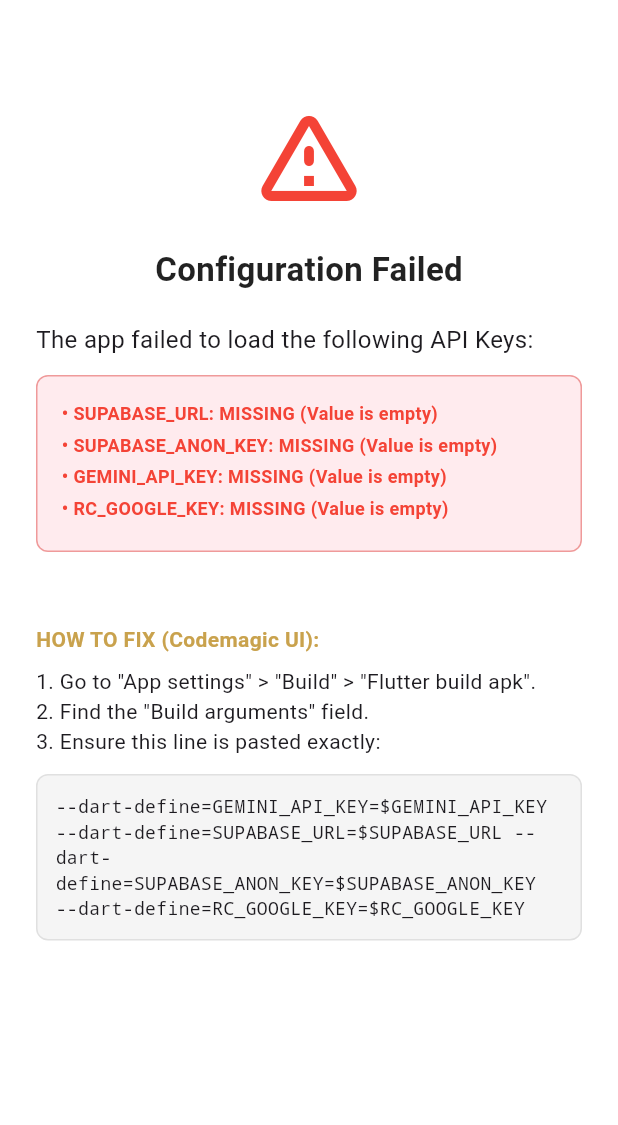
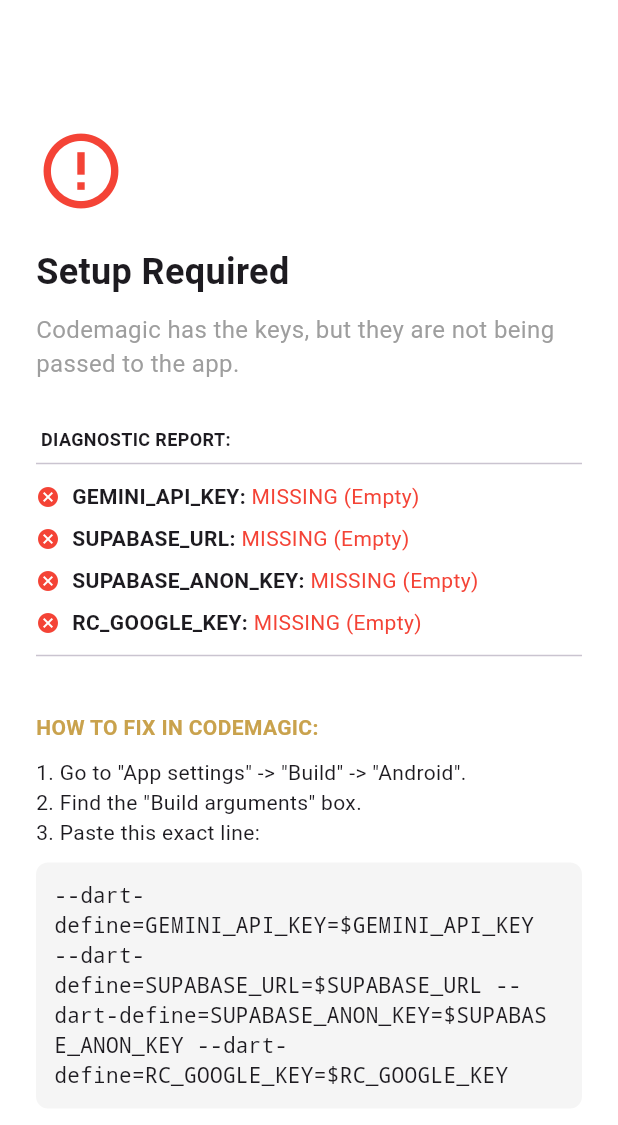
Before and after one commit to L-Kurosaki/Just-Cook-bro, a Flutter app: the screen it shows after launch, on a phone screen of 412 x 824 dp. Shown: the top 1125 px of the screen. Run offline on Flutter 3.47's test engine with Material 3 defaults, Android fonts, the light colour scheme and no system bars; our stand-ins replace google_generative_ai, image_picker, lucide_icons, shared_preferences, supabase_flutter; missing offline and left inert: purchases_flutter, purchases_ui_flutter; accounts and stored records are empty.

Commit message:
Another one

```diff
--- a/lib/main.dart
+++ b/lib/main.dart
@@ -8,14 +8,12 @@
 // ==========================================
 // CONFIGURATION HELPER
 // ==========================================
-// Helper to strip quotes if the CI system adds them (common issue)
 String _getEnv(String key, [String? fallbackKey]) {
   String value = String.fromEnvironment(key);
   if (value.isEmpty && fallbackKey != null) {
     value = String.fromEnvironment(fallbackKey);
   }
-
-  // Strip outer quotes if present (e.g. "KEY" -> KEY)
+  // Strip quotes if CI adds them
   if (value.startsWith('"') && value.endsWith('"')) {
     value = value.substring(1, value.length - 1);
   } else if (value.startsWith("'") && value.endsWith("'")) {
@@ -29,26 +27,36 @@
 // ==========================================
 final String _geminiKey = _getEnv('GEMINI_API_KEY', 'API_KEY');
 final String _supabaseUrl = _getEnv('SUPABASE_URL');
-// Added fallback for 'SUPABASE_KEY' in case user named it simply
 final String _supabaseKey = _getEnv('SUPABASE_ANON_KEY', 'SUPABASE_KEY');
 final String _rcGoogleKey = _getEnv('RC_GOOGLE_KEY');
 
 Future<void> main() async {
   WidgetsFlutterBinding.ensureInitialized();
 
-  // CRITICAL: Check if keys were actually passed during build
-  // We check for empty strings AND unexpanded variables (starting with $)
-  bool isInvalid(String val) => val.isEmpty || val.startsWith('\$');
+  // VALIDATION
+  bool isMissing(String val) => val.isEmpty;
+  bool isNotExpanded(String val) => val.startsWith('\$');
 
-  if (isInvalid(_supabaseUrl) || isInvalid(_supabaseKey) || isInvalid(_geminiKey) || isInvalid(_rcGoogleKey)) {
+  // We only BLOCK startup if critical keys (Supabase/Gemini) are broken.
+  // We allow RevenueCat to fail gracefully so you can at least use the app.
+  bool criticalError = isMissing(_supabaseUrl) || isNotExpanded(_supabaseUrl) ||
+                       isMissing(_supabaseKey) || isNotExpanded(_supabaseKey) ||
+                       isMissing(_geminiKey) || isNotExpanded(_geminiKey);
+
+  if (criticalError) {
     runApp(const ConfigErrorApp());
     return;
   }
 
-  // 1. Initialize Supabase
-  await Supabase.initialize(url: _supabaseUrl, anonKey: _supabaseKey);
+  // 1. Initialize Supabase (Critical)
+  try {
+    await Supabase.initialize(url: _supabaseUrl, anonKey: _supabaseKey);
+  } catch (e) {
+    print("Supabase Init Error: $e");
+    // If Supabase crashes, we might show error app or let it crash
+  }
 
-  // 2. Initialize RevenueCat
+  // 2. Initialize RevenueCat (Non-Critical, will log warning if missing)
   await RevenueCatService().init();
 
   runApp(const JustCookBroApp());
@@ -73,7 +81,9 @@
       );
     }
 
-    final session = Supabase.instance.client.auth.currentSession;
+    // Safety check: Supabase might not be initialized if main failed silently
+    final client = Supabase.instance.client;
+    final session = client.auth.currentSession;
 
     return MaterialApp(
       title: 'Just Cook Bro',
@@ -99,24 +109,22 @@
 
   @override
   Widget build(BuildContext context) {
-    // Determine which keys are missing or broken for the UI
-    final errors = <String>[];
+    // Collect status of all keys
+    final status = <String, String>{};
 
-    void check(String name, String val) {
+    void check(String keyName, String val) {
       if (val.isEmpty) {
-        errors.add('$name: MISSING (Value is empty)');
+        status[keyName] = "MISSING (Empty)";
       } else if (val.startsWith('\$')) {
-        errors.add('$name: ERROR (Value is "$val")');
+        status[keyName] = "FAILED (Not Expanded)";
+      } else {
+        status[keyName] = "OK (${val.substring(0, val.length > 4 ? 4 : 1)}...)";
       }
     }
 
+    check('GEMINI_API_KEY', _getEnv('GEMINI_API_KEY'));
     check('SUPABASE_URL', _getEnv('SUPABASE_URL'));
-    check('SUPABASE_ANON_KEY', _getEnv('SUPABASE_ANON_KEY', 'SUPABASE_KEY'));
-
-    String gem = _getEnv('GEMINI_API_KEY');
-    if (gem.isEmpty) gem = _getEnv('API_KEY');
-    check('GEMINI_API_KEY', gem);
-
+    check('SUPABASE_ANON_KEY', _getEnv('SUPABASE_ANON_KEY'));
     check('RC_GOOGLE_KEY', _getEnv('RC_GOOGLE_KEY'));
 
     return MaterialApp(
@@ -126,60 +134,57 @@
         body: SingleChildScrollView(
           padding: const EdgeInsets.all(24.0),
           child: Column(
-            mainAxisAlignment: MainAxisAlignment.center,
             crossAxisAlignment: CrossAxisAlignment.start,
             children: [
-              const SizedBox(height: 40),
-              const Center(child: Icon(Icons.warning_amber_rounded, size: 80, color: Colors.red)),
-              const SizedBox(height: 20),
-              const Center(
-                child: Text(
-                  'Configuration Failed',
-                  style: TextStyle(fontSize: 22, fontWeight: FontWeight.bold, color: Colors.black87),
-                ),
-              ),
+              const SizedBox(height: 60),
+              const Icon(Icons.error_outline, size: 60, color: Colors.red),
               const SizedBox(height: 20),
               const Text(
-                'The app failed to load the following API Keys:',
-                style: TextStyle(fontSize: 16),
+                'Setup Required',
+                style: TextStyle(fontSize: 24, fontWeight: FontWeight.bold),
               ),
-              const SizedBox(height: 12),
+              const SizedBox(height: 10),
+              const Text(
+                'Codemagic has the keys, but they are not being passed to the app.',
+                style: TextStyle(fontSize: 16, color: Colors.grey),
+              ),
+              const SizedBox(height: 30),
+
+              const Text(" DIAGNOSTIC REPORT:", style: TextStyle(fontWeight: FontWeight.bold, fontSize: 12)),
+              const Divider(),
+              ...status.entries.map((e) => Padding(
+                padding: const EdgeInsets.symmetric(vertical: 4),
+                child: Row(
+                  children: [
+                    Icon(
+                      e.value.startsWith('OK') ? Icons.check_circle : Icons.cancel,
+                      color: e.value.startsWith('OK') ? Colors.green : Colors.red,
+                      size: 16,
+                    ),
+                    const SizedBox(width: 8),
+                    Text('${e.key}: ', style: const TextStyle(fontWeight: FontWeight.bold)),
+                    Expanded(child: Text(e.value, style: TextStyle(color: e.value.startsWith('OK') ? Colors.green : Colors.red))),
+                  ],
+                ),
+              )),
+              const Divider(),
+
+              const SizedBox(height: 30),
+              const Text(
+                'HOW TO FIX IN CODEMAGIC:',
+                style: TextStyle(fontWeight: FontWeight.bold, color: Color(0xFFC9A24D)),
+              ),
+              const SizedBox(height: 10),
+              const Text('1. Go to "App settings" -> "Build" -> "Android".'),
+              const Text('2. Find the "Build arguments" box.'),
+              const Text('3. Paste this exact line:'),
+              const SizedBox(height: 10),
               Container(
-                width: double.infinity,
-                padding: const EdgeInsets.all(16),
-                decoration: BoxDecoration(
-                  color: Colors.red.shade50,
-                  borderRadius: BorderRadius.circular(8),
-                  border: Border.all(color: Colors.red.shade200),
-                ),
-                child: Column(
-                  crossAxisAlignment: CrossAxisAlignment.start,
-                  children: errors.map((e) => Padding(
-                    padding: const EdgeInsets.only(bottom: 4),
-                    child: Text('• $e', style: const TextStyle(fontWeight: FontWeight.bold, color: Colors.red, fontSize: 12)),
-                  )).toList(),
-                ),
-              ),
-              const SizedBox(height: 24),
-              if (errors.any((e) => e.contains('ERROR')))
-                const Text(
-                  'TIP: "ERROR" means the variable was not expanded. Check that your Environment Variable names in Codemagic exactly match the build arguments.',
-                  style: TextStyle(fontStyle: FontStyle.italic, color: Colors.orange),
-                ),
-              const SizedBox(height: 24),
-              const Text('HOW TO FIX (Codemagic UI):', style: TextStyle(fontWeight: FontWeight.bold, color: Color(0xFFC9A24D))),
-              const SizedBox(height: 8),
-              const Text('1. Go to "App settings" > "Build" > "Flutter build apk".'),
-              const Text('2. Find the "Build arguments" field.'),
-              const Text('3. Ensure this line is pasted exactly:'),
-              const SizedBox(height: 12),
-              Container(
-                width: double.infinity,
                 padding: const EdgeInsets.all(12),
-                decoration: BoxDecoration(color: Colors.grey.shade100, borderRadius: BorderRadius.circular(8), border: Border.all(color: Colors.grey.shade300)),
+                decoration: BoxDecoration(color: Colors.grey[100], borderRadius: BorderRadius.circular(8)),
                 child: const SelectableText(
                   '--dart-define=GEMINI_API_KEY=\$GEMINI_API_KEY --dart-define=SUPABASE_URL=\$SUPABASE_URL --dart-define=SUPABASE_ANON_KEY=\$SUPABASE_ANON_KEY --dart-define=RC_GOOGLE_KEY=\$RC_GOOGLE_KEY',
-                  style: TextStyle(fontFamily: 'monospace', fontSize: 12),
+                  style: TextStyle(fontFamily: 'monospace'),
                 ),
               ),
             ],
```
Also changed, not shown: 1 other file.
